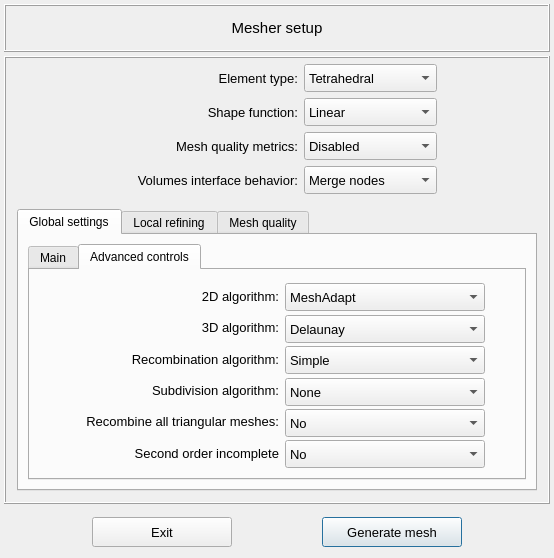
Old version of the form vibra/interface/data/ui_files/mesh/mesher_setup_inputs.ui in the repository MOPT-UFSC/VIBRA.
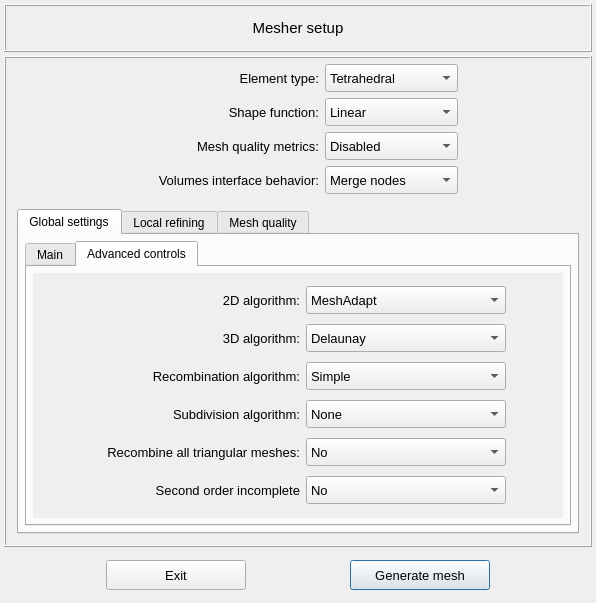
New version of the form. The open tabs and pages were chosen to show the change. Icons and pictures are not drawn.

Commit message: Recompile the mesher setup widget

What changed in the file:
```diff
--- a/vibra/interface/data/ui_files/mesh/mesher_setup_inputs.ui
+++ b/vibra/interface/data/ui_files/mesh/mesher_setup_inputs.ui
@@ -6,8 +6,8 @@
    <rect>
     <x>0</x>
     <y>0</y>
-    <width>554</width>
-    <height>558</height>
+    <width>596</width>
+    <height>603</height>
    </rect>
   </property>
   <property name="windowTitle">
@@ -24,7 +24,7 @@
     <number>4</number>
    </property>
    <property name="bottomMargin">
-    <number>2</number>
+    <number>4</number>
    </property>
    <property name="verticalSpacing">
     <number>4</number>
@@ -383,12 +383,24 @@
              <string>Global settings</string>
             </attribute>
             <layout class="QGridLayout" name="gridLayout_9">
+             <property name="leftMargin">
+              <number>6</number>
+             </property>
+             <property name="topMargin">
+              <number>6</number>
+             </property>
+             <property name="rightMargin">
+              <number>6</number>
+             </property>
+             <property name="bottomMargin">
+              <number>6</number>
+             </property>
              <item row="0" column="0">
               <widget class="QTabWidget" name="tabWidget_global_settings">
                <property name="currentIndex">
                 <number>0</number>
                </property>
-               <widget class="QWidget" name="tab_3">
+               <widget class="QWidget" name="tab_main">
                 <attribute name="title">
                  <string>Main</string>
                 </attribute>
@@ -804,149 +816,42 @@
                  </item>
                 </layout>
                </widget>
-               <widget class="QWidget" name="tab_4">
+               <widget class="QWidget" name="tab_advanced_controls">
                 <attribute name="title">
                  <string>Advanced controls</string>
                 </attribute>
                 <layout class="QGridLayout" name="gridLayout_11">
-                 <item row="0" column="0">
-                  <widget class="QFrame" name="frame_9">
-                   <property name="minimumSize">
-                    <size>
-                     <width>0</width>
-                     <height>62</height>
-                    </size>
-                   </property>
-                   <property name="maximumSize">
-                    <size>
-                     <width>16777215</width>
-                     <height>300</height>
-                    </size>
-                   </property>
-                   <property name="frameShape">
-                    <enum>QFrame::NoFrame</enum>
-                   </property>
-                   <layout class="QGridLayout" name="gridLayout_13">
                     <property name="leftMargin">
-                     <number>4</number>
+                  <number>6</number>
                     </property>
                     <property name="topMargin">
-                     <number>4</number>
+                  <number>6</number>
                     </property>
                     <property name="rightMargin">
-                     <number>4</number>
+                  <number>6</number>
                     </property>
                     <property name="bottomMargin">
-                     <number>4</number>
-                    </property>
-                    <property name="horizontalSpacing">
                      <number>6</number>
                     </property>
-                    <item row="3" column="2">
-                     <widget class="QComboBox" name="comboBox_recombination_algorithm">
-                      <property name="minimumSize">
-                       <size>
-                        <width>200</width>
-                        <height>28</height>
-                       </size>
-                      </property>
-                      <property name="maximumSize">
-                       <size>
-                        <width>200</width>
-                        <height>16777215</height>
-                       </size>
-                      </property>
-                      <property name="font">
-                       <font>
-                        <pointsize>10</pointsize>
-                       </font>
-                      </property>
-                      <item>
-                       <property name="text">
-                        <string>Simple</string>
-                       </property>
-                      </item>
-                      <item>
-                       <property name="text">
-                        <string>Blossom</string>
-                       </property>
-                      </item>
-                      <item>
-                       <property name="text">
-                        <string>Simple Full-Quad</string>
-                       </property>
-                      </item>
-                      <item>
-                       <property name="text">
-                        <string>Blossom Full-Quad</string>
-                       </property>
-                      </item>
-                     </widget>
-                    </item>
-                    <item row="4" column="2">
-                     <widget class="QComboBox" name="comboBox_subdivision_algorithm">
-                      <property name="minimumSize">
-                       <size>
-                        <width>200</width>
-                        <height>28</height>
-                       </size>
-                      </property>
-                      <property name="maximumSize">
-                       <size>
-                        <width>200</width>
-                        <height>16777215</height>
-                       </size>
-                      </property>
-                      <property name="font">
-                       <font>
-                        <pointsize>10</pointsize>
-                       </font>
-                      </property>
-                      <item>
-                       <property name="text">
-                        <string>None</string>
-                       </property>
-                      </item>
-                      <item>
-                       <property name="text">
-                        <string>All quads</string>
-                       </property>
-                      </item>
-                      <item>
-                       <property name="text">
-                        <string>All hexas</string>
-                       </property>
-                      </item>
-                     </widget>
-                    </item>
-                    <item row="1" column="1">
-                     <widget class="QLabel" name="label_11">
-                      <property name="minimumSize">
-                       <size>
-                        <width>210</width>
-                        <height>20</height>
-                       </size>
-                      </property>
-                      <property name="maximumSize">
-                       <size>
-                        <width>300</width>
-                        <height>16777215</height>
-                       </size>
-                      </property>
-                      <property name="font">
-                       <font>
-                        <pointsize>10</pointsize>
-                       </font>
-                      </property>
-                      <property name="text">
-                       <string>3D algorithm:</string>
-                      </property>
-                      <property name="alignment">
-                       <set>Qt::AlignRight|Qt::AlignTrailing|Qt::AlignVCenter</set>
-                      </property>
-                     </widget>
-                    </item>
-                    <item row="6" column="1">
+                 <item row="0" column="0">
+                  <widget class="QScrollArea" name="scrollArea">
+                   <property name="frameShape">
+                    <enum>QFrame::NoFrame</enum>
+                   </property>
+                   <property name="widgetResizable">
+                    <bool>true</bool>
+                   </property>
+                   <widget class="QWidget" name="scrollAreaWidgetContents">
+                    <property name="geometry">
+                     <rect>
+                      <x>0</x>
+                      <y>0</y>
+                      <width>526</width>
+                      <height>247</height>
+                     </rect>
+                    </property>
+                    <layout class="QGridLayout" name="gridLayout_17">
+                     <item row="5" column="1">
                      <widget class="QLabel" name="label_15">
                       <property name="minimumSize">
                        <size>
@@ -973,159 +878,8 @@
                       </property>
                      </widget>
                     </item>
-                    <item row="4" column="1">
-                     <widget class="QLabel" name="label_12">
-                      <property name="minimumSize">
-                       <size>
-                        <width>210</width>
-                        <height>20</height>
-                       </size>
-                      </property>
-                      <property name="maximumSize">
-                       <size>
-                        <width>300</width>
-                        <height>16777215</height>
-                       </size>
-                      </property>
-                      <property name="font">
-                       <font>
-                        <pointsize>10</pointsize>
-                       </font>
-                      </property>
-                      <property name="text">
-                       <string>Subdivision algorithm:</string>
-                      </property>
-                      <property name="alignment">
-                       <set>Qt::AlignRight|Qt::AlignTrailing|Qt::AlignVCenter</set>
-                      </property>
-                     </widget>
-                    </item>
-                    <item row="0" column="1">
-                     <widget class="QLabel" name="label_6">
-                      <property name="minimumSize">
-                       <size>
-                        <width>210</width>
-                        <height>20</height>
-                       </size>
-                      </property>
-                      <property name="maximumSize">
-                       <size>
-                        <width>300</width>
-                        <height>16777215</height>
-                       </size>
-                      </property>
-                      <property name="font">
-                       <font>
-                        <pointsize>10</pointsize>
-                       </font>
-                      </property>
-                      <property name="text">
-                       <string>2D algorithm:</string>
-                      </property>
-                      <property name="alignment">
-                       <set>Qt::AlignRight|Qt::AlignTrailing|Qt::AlignVCenter</set>
-                      </property>
-                     </widget>
-                    </item>
-                    <item row="6" column="2">
-                     <widget class="QComboBox" name="comboBox_second_order_incomplete">
-                      <property name="minimumSize">
-                       <size>
-                        <width>200</width>
-                        <height>28</height>
-                       </size>
-                      </property>
-                      <property name="maximumSize">
-                       <size>
-                        <width>200</width>
-                        <height>16777215</height>
-                       </size>
-                      </property>
-                      <property name="font">
-                       <font>
-                        <pointsize>10</pointsize>
-                       </font>
-                      </property>
-                      <item>
-                       <property name="text">
-                        <string>No</string>
-                       </property>
-                      </item>
-                      <item>
-                       <property name="text">
-                        <string>Yes</string>
-                       </property>
-                      </item>
-                     </widget>
-                    </item>
-                    <item row="3" column="1">
-                     <widget class="QLabel" name="label_13">
-                      <property name="minimumSize">
-                       <size>
-                        <width>210</width>
-                        <height>20</height>
-                       </size>
-                      </property>
-                      <property name="maximumSize">
-                       <size>
-                        <width>300</width>
-                        <height>16777215</height>
-                       </size>
-                      </property>
-                      <property name="font">
-                       <font>
-                        <pointsize>10</pointsize>
-                       </font>
-                      </property>
-                      <property name="text">
-                       <string>Recombination algorithm:</string>
-                      </property>
-                      <property name="alignment">
-                       <set>Qt::AlignRight|Qt::AlignTrailing|Qt::AlignVCenter</set>
-                      </property>
-                     </widget>
-                    </item>
-                    <item row="1" column="2">
-                     <widget class="QComboBox" name="comboBox_3d_algorithm">
-                      <property name="minimumSize">
-                       <size>
-                        <width>200</width>
-                        <height>28</height>
-                       </size>
-                      </property>
-                      <property name="maximumSize">
-                       <size>
-                        <width>200</width>
-                        <height>16777215</height>
-                       </size>
-                      </property>
-                      <property name="font">
-                       <font>
-                        <pointsize>10</pointsize>
-                       </font>
-                      </property>
-                      <property name="currentIndex">
-                       <number>0</number>
-                      </property>
-                      <item>
-                       <property name="text">
-                        <string>Delaunay</string>
-                       </property>
-                      </item>
-                      <item>
-                       <property name="text">
-                        <string>Frontal-Delaunay</string>
-                       </property>
-                      </item>
-                      <item>
-                       <property name="text">
-                        <string>HXT_3D</string>
-                       </property>
-                      </item>
-                     </widget>
-                    </item>
                     <item row="5" column="2">
-                     <widget class="QComboBox" name="comboBox_recombine_all">
+                      <widget class="QComboBox" name="comboBox_second_order_incomplete">
                       <property name="minimumSize">
                        <size>
                         <width>200</width>
@@ -1155,7 +909,33 @@
                       </item>
                      </widget>
                     </item>
-                    <item row="5" column="1">
+                     <item row="0" column="3">
+                      <spacer name="horizontalSpacer_5">
+                       <property name="orientation">
+                        <enum>Qt::Horizontal</enum>
+                       </property>
+                       <property name="sizeHint" stdset="0">
+                        <size>
+                         <width>40</width>
+                         <height>20</height>
+                        </size>
+                       </property>
+                      </spacer>
+                     </item>
+                     <item row="0" column="0">
+                      <spacer name="horizontalSpacer_6">
+                       <property name="orientation">
+                        <enum>Qt::Horizontal</enum>
+                       </property>
+                       <property name="sizeHint" stdset="0">
+                        <size>
+                         <width>40</width>
+                         <height>20</height>
+                        </size>
+                       </property>
+                      </spacer>
+                     </item>
+                     <item row="4" column="1">
                      <widget class="QLabel" name="label_14">
                       <property name="minimumSize">
                        <size>
@@ -1182,6 +962,33 @@
                       </property>
                      </widget>
                     </item>
+                     <item row="0" column="1">
+                      <widget class="QLabel" name="label_6">
+                       <property name="minimumSize">
+                        <size>
+                         <width>210</width>
+                         <height>20</height>
+                        </size>
+                       </property>
+                       <property name="maximumSize">
+                        <size>
+                         <width>300</width>
+                         <height>16777215</height>
+                        </size>
+                       </property>
+                       <property name="font">
+                        <font>
+                         <pointsize>10</pointsize>
+                        </font>
+                       </property>
+                       <property name="text">
+                        <string>2D algorithm:</string>
+                       </property>
+                       <property name="alignment">
+                        <set>Qt::AlignRight|Qt::AlignTrailing|Qt::AlignVCenter</set>
+                       </property>
+                      </widget>
+                     </item>
                     <item row="0" column="2">
                      <widget class="QComboBox" name="comboBox_2d_algorithm">
                       <property name="minimumSize">
@@ -1233,33 +1040,236 @@
                       </item>
                      </widget>
                     </item>
-                    <item row="0" column="3">
-                     <spacer name="horizontalSpacer_5">
-                      <property name="orientation">
-                       <enum>Qt::Horizontal</enum>
-                      </property>
-                      <property name="sizeHint" stdset="0">
+                     <item row="1" column="2">
+                      <widget class="QComboBox" name="comboBox_3d_algorithm">
+                       <property name="minimumSize">
+                        <size>
+                         <width>200</width>
+                         <height>28</height>
+                        </size>
+                       </property>
+                       <property name="maximumSize">
                        <size>
-                        <width>40</width>
+                         <width>200</width>
+                         <height>16777215</height>
+                        </size>
+                       </property>
+                       <property name="font">
+                        <font>
+                         <pointsize>10</pointsize>
+                        </font>
+                       </property>
+                       <property name="currentIndex">
+                        <number>0</number>
+                       </property>
+                       <item>
+                        <property name="text">
+                         <string>Delaunay</string>
+                        </property>
+                       </item>
+                       <item>
+                        <property name="text">
+                         <string>Frontal-Delaunay</string>
+                        </property>
+                       </item>
+                       <item>
+                        <property name="text">
+                         <string>HXT_3D</string>
+                        </property>
+                       </item>
+                      </widget>
+                     </item>
+                     <item row="2" column="1">
+                      <widget class="QLabel" name="label_13">
+                       <property name="minimumSize">
+                        <size>
+                         <width>210</width>
                         <height>20</height>
                        </size>
                       </property>
-                     </spacer>
-                    </item>
-                    <item row="0" column="0">
-                     <spacer name="horizontalSpacer_6">
-                      <property name="orientation">
-                       <enum>Qt::Horizontal</enum>
-                      </property>
-                      <property name="sizeHint" stdset="0">
+                       <property name="maximumSize">
+                        <size>
+                         <width>300</width>
+                         <height>16777215</height>
+                        </size>
+                       </property>
+                       <property name="font">
+                        <font>
+                         <pointsize>10</pointsize>
+                        </font>
+                       </property>
+                       <property name="text">
+                        <string>Recombination algorithm:</string>
+                       </property>
+                       <property name="alignment">
+                        <set>Qt::AlignRight|Qt::AlignTrailing|Qt::AlignVCenter</set>
+                       </property>
+                      </widget>
+                     </item>
+                     <item row="4" column="2">
+                      <widget class="QComboBox" name="comboBox_recombine_all">
+                       <property name="minimumSize">
+                        <size>
+                         <width>200</width>
+                         <height>28</height>
+                        </size>
+                       </property>
+                       <property name="maximumSize">
                        <size>
-                        <width>40</width>
+                         <width>200</width>
+                         <height>16777215</height>
+                        </size>
+                       </property>
+                       <property name="font">
+                        <font>
+                         <pointsize>10</pointsize>
+                        </font>
+                       </property>
+                       <item>
+                        <property name="text">
+                         <string>No</string>
+                        </property>
+                       </item>
+                       <item>
+                        <property name="text">
+                         <string>Yes</string>
+                        </property>
+                       </item>
+                      </widget>
+                     </item>
+                     <item row="1" column="1">
+                      <widget class="QLabel" name="label_11">
+                       <property name="minimumSize">
+                        <size>
+                         <width>210</width>
                         <height>20</height>
                        </size>
                       </property>
-                     </spacer>
-                    </item>
-                   </layout>
+                       <property name="maximumSize">
+                        <size>
+                         <width>300</width>
+                         <height>16777215</height>
+                        </size>
+                       </property>
+                       <property name="font">
+                        <font>
+                         <pointsize>10</pointsize>
+                        </font>
+                       </property>
+                       <property name="text">
+                        <string>3D algorithm:</string>
+                       </property>
+                       <property name="alignment">
+                        <set>Qt::AlignRight|Qt::AlignTrailing|Qt::AlignVCenter</set>
+                       </property>
+                      </widget>
+                     </item>
+                     <item row="2" column="2">
+                      <widget class="QComboBox" name="comboBox_recombination_algorithm">
+                       <property name="minimumSize">
+                        <size>
+                         <width>200</width>
+                         <height>28</height>
+                        </size>
+                       </property>
+                       <property name="maximumSize">
+                        <size>
+                         <width>200</width>
+                         <height>16777215</height>
+                        </size>
+                       </property>
+                       <property name="font">
+                        <font>
+                         <pointsize>10</pointsize>
+                        </font>
+                       </property>
+                       <item>
+                        <property name="text">
+                         <string>Simple</string>
+                        </property>
+                       </item>
+                       <item>
+                        <property name="text">
+                         <string>Blossom</string>
+                        </property>
+                       </item>
+                       <item>
+                        <property name="text">
+                         <string>Simple Full-Quad</string>
+                        </property>
+                       </item>
+                       <item>
+                        <property name="text">
+                         <string>Blossom Full-Quad</string>
+                        </property>
+                       </item>
+                      </widget>
+                     </item>
+                     <item row="3" column="1">
+                      <widget class="QLabel" name="label_12">
+                       <property name="minimumSize">
+                        <size>
+                         <width>210</width>
+                         <height>20</height>
+                        </size>
+                       </property>
+                       <property name="maximumSize">
+                        <size>
+                         <width>300</width>
+                         <height>16777215</height>
+                        </size>
+                       </property>
+                       <property name="font">
+                        <font>
+                         <pointsize>10</pointsize>
+                        </font>
+                       </property>
+                       <property name="text">
+                        <string>Subdivision algorithm:</string>
+                       </property>
+                       <property name="alignment">
+                        <set>Qt::AlignRight|Qt::AlignTrailing|Qt::AlignVCenter</set>
+                       </property>
+                      </widget>
+                     </item>
+                     <item row="3" column="2">
+                      <widget class="QComboBox" name="comboBox_subdivision_algorithm">
+                       <property name="minimumSize">
+                        <size>
+                         <width>200</width>
+                         <height>28</height>
+                        </size>
+                       </property>
+                       <property name="maximumSize">
+                        <size>
+                         <width>200</width>
+                         <height>16777215</height>
+                        </size>
+                       </property>
+                       <property name="font">
+                        <font>
+                         <pointsize>10</pointsize>
+                        </font>
+                       </property>
+                       <item>
+                        <property name="text">
+                         <string>None</string>
+                        </property>
+                       </item>
+                       <item>
+                        <property name="text">
+                         <string>All quads</string>
+                        </property>
+                       </item>
+                       <item>
+                        <property name="text">
+                         <string>All hexas</string>
+                        </property>
+                       </item>
+                      </widget>
+                     </item>
+                    </layout>
+                   </widget>
                   </widget>
                  </item>
                 </layout>
```
Lines whose indentation alone changed are shown as unchanged. The commit also changes 1 other file.
